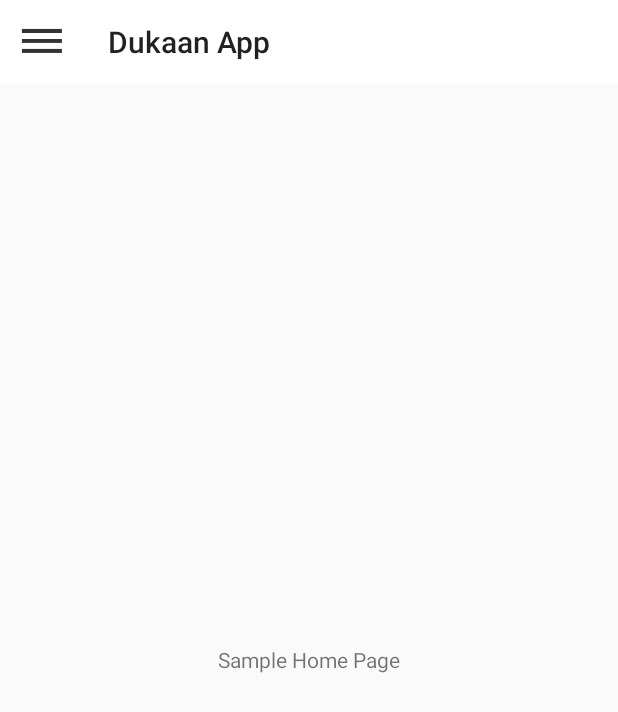
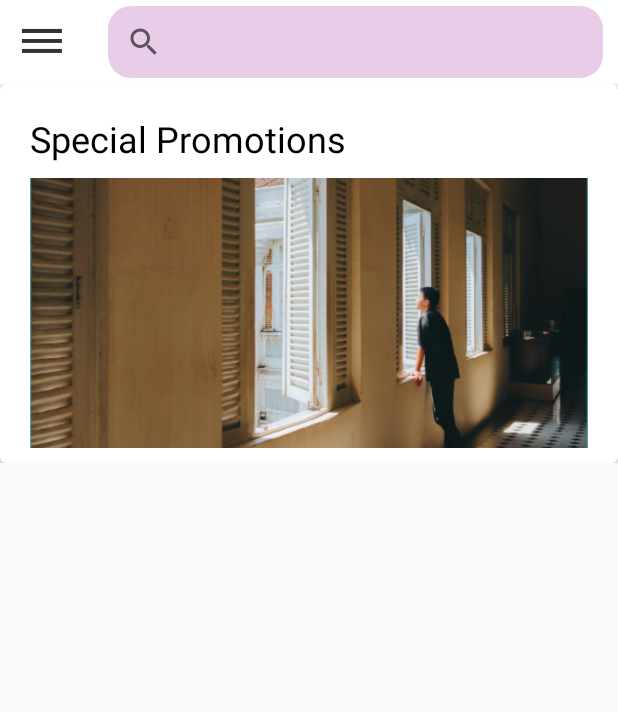
Before and after one commit to 03485072580/DukaanApp, an Android app: the screen it shows after launch once a user with an empty profile is signed in (HomePageActivity), on a phone screen of 412 x 824 dp. Shown: the top 712 px of the screen. Run offline under Robolectric (Android 15) with nearby library versions, the phone set to English and light mode, and no system bars; our stand-ins replace Firebase (no records; nobody signed in at launch, a user with empty details on screens opened directly).

Commit message:
Added Dukaan App

```diff
--- a/app/build.gradle
+++ b/app/build.gradle
@@ -25,6 +25,11 @@ dependencies {
     implementation 'com.android.support:support-annotations:27.1.1'
     implementation 'com.android.support:design:26.1.0'
     implementation 'com.google.firebase:firebase-auth:11.0.4'
+    //CardView In Android
+    implementation 'com.android.support:cardview-v7:26.1.0'
+    //CoolView ImageView Library
+    implementation 'com.ndroid:cool-view:1.0'
+
     testImplementation 'junit:junit:4.12'
     androidTestImplementation 'com.android.support.test:runner:1.0.2'
     androidTestImplementation 'com.android.support.test.espresso:espresso-core:3.0.2'
--- /dev/null
+++ b/app/src/main/java/com/example/fasih/dukaanapp/utils/ImageHelper.java
@@ -0,0 +1,38 @@
+package com.example.fasih.dukaanapp.utils;
+
+import android.graphics.Bitmap;
+import android.graphics.Canvas;
+import android.graphics.Paint;
+import android.graphics.PorterDuff;
+import android.graphics.PorterDuffXfermode;
+import android.graphics.Rect;
+import android.graphics.RectF;
+
+/**
+ * Created by Fasih on 11/16/18.
+ */
+
+public class ImageHelper {
+
+    public static Bitmap getRoundedCornerBitmap(Bitmap bitmap, int pixels) {
+        Bitmap output = Bitmap.createBitmap(bitmap.getWidth(), bitmap
+                .getHeight(), Bitmap.Config.ARGB_8888);
+        Canvas canvas = new Canvas(output);
+
+        final int color = 0xff424242;
+        final Paint paint = new Paint();
+        final Rect rect = new Rect(0, 0, bitmap.getWidth(), bitmap.getHeight());
+        final RectF rectF = new RectF(rect);
+        final float roundPx = pixels;
+
+        paint.setAntiAlias(true);
+        canvas.drawARGB(0, 0, 0, 0);
+        paint.setColor(color);
+        canvas.drawRoundRect(rectF, roundPx, roundPx, paint);
+
+        paint.setXfermode(new PorterDuffXfermode(PorterDuff.Mode.SRC_IN));
+        canvas.drawBitmap(bitmap, rect, rect, paint);
+
+        return output;
+    }
+}
--- /dev/null
+++ b/app/src/main/res/drawable/grey_borderless_background.xml
@@ -0,0 +1,13 @@
+<?xml version="1.0" encoding="utf-8"?>
+<layer-list xmlns:android="http://schemas.android.com/apk/res/android">
+
+    <item>
+
+        <shape android:shape="rectangle">
+
+            <corners android:radius="15dp" />
+            <solid android:color="@color/light_grey" />
+        </shape>
+    </item>
+
+</layer-list>
--- /dev/null
+++ b/app/src/main/res/drawable/rounded_corners.xml
@@ -0,0 +1,12 @@
+<?xml version="1.0" encoding="utf-8"?>
+<selector xmlns:android="http://schemas.android.com/apk/res/android">
+    <item>
+
+        <shape android:shape="rectangle">
+
+            <corners android:radius="55dp" />
+            <solid android:color="@color/white" />
+        </shape>
+    </item>
+
+</selector>
--- a/app/src/main/res/layout/activity_page_home.xml
+++ b/app/src/main/res/layout/activity_page_home.xml
@@ -22,20 +22,28 @@
                 android:layout_height="wrap_content">
 
                 <!--Toolbar-->
-                <include layout="@layout/top_toolbar" />
+                <include layout="@layout/snippet_topbar_search" />
             </RelativeLayout>
 
             <RelativeLayout
+                android:id="@+id/relLayout2"
                 android:layout_width="match_parent"
-                android:layout_height="match_parent"
-                android:layout_below="@id/relLayout1">
+                android:layout_height="wrap_content"
+                android:layout_below="@+id/relLayout1">
 
-                <!--Snippet Home Page Central Design -->
-                <TextView
-                    android:layout_width="wrap_content"
-                    android:layout_height="wrap_content"
-                    android:layout_centerInParent="true"
-                    android:text="Sample Home Page" />
+                <!---Middle Section-->
+                <include layout="@layout/snippet_middle_promotions" />
+
+            </RelativeLayout>
+
+            <RelativeLayout
+                android:id="@+id/relLayout3"
+                android:layout_width="match_parent"
+                android:layout_height="wrap_content"
+                android:layout_below="@id/relLayout2">
+
+                <!--Snippet Categories  -->
+
 
             </RelativeLayout>
 
--- /dev/null
+++ b/app/src/main/res/layout/snippet_middle_category_section.xml
@@ -0,0 +1,7 @@
+<?xml version="1.0" encoding="utf-8"?>
+<merge xmlns:android="http://schemas.android.com/apk/res/android"
+    android:layout_width="match_parent"
+    android:layout_height="match_parent">
+
+
+</merge>
--- /dev/null
+++ b/app/src/main/res/layout/snippet_middle_promotions.xml
@@ -0,0 +1,43 @@
+<?xml version="1.0" encoding="utf-8"?>
+<merge xmlns:android="http://schemas.android.com/apk/res/android"
+    android:layout_width="match_parent"
+    android:layout_height="match_parent">
+
+    <android.support.v7.widget.CardView xmlns:card_view="http://schemas.android.com/apk/res-auto"
+        android:id="@+id/card_view"
+        android:layout_width="match_parent"
+        android:layout_height="wrap_content"
+        card_view:cardCornerRadius="4dp"
+        card_view:contentPadding="10dp">
+
+        <RelativeLayout
+            android:layout_width="match_parent"
+            android:layout_height="wrap_content">
+
+            <TextView
+                android:id="@+id/tvpromotion"
+                android:layout_width="wrap_content"
+                android:layout_height="wrap_content"
+                android:layout_marginBottom="10dp"
+                android:layout_marginEnd="10dp"
+                android:layout_marginStart="10dp"
+                android:layout_marginTop="10dp"
+                android:text="Special Promotions"
+                android:textColor="@color/black"
+                android:textSize="24sp" />
+
+            <ImageView
+                android:id="@+id/dailyPromotions"
+                android:layout_width="match_parent"
+                android:layout_height="180dp"
+                android:layout_below="@+id/tvpromotion"
+                android:layout_marginEnd="10dp"
+                android:layout_marginStart="10dp"
+                android:scaleType="centerCrop"
+                android:src="@drawable/test" />
+        </RelativeLayout>
+
+
+    </android.support.v7.widget.CardView>
+
+</merge>
--- /dev/null
+++ b/app/src/main/res/layout/snippet_topbar_search.xml
@@ -0,0 +1,34 @@
+<?xml version="1.0" encoding="utf-8"?>
+<merge xmlns:android="http://schemas.android.com/apk/res/android"
+    xmlns:app="http://schemas.android.com/apk/res-auto"
+    android:layout_width="match_parent"
+    android:layout_height="match_parent">
+
+    <android.support.v7.widget.ActionBarContainer
+        android:layout_width="match_parent"
+        android:layout_height="?attr/actionBarSize"
+        android:layout_alignParentTop="true">
+
+        <android.support.v7.widget.Toolbar
+            android:id="@+id/toolbar"
+            android:layout_width="match_parent"
+            android:layout_height="wrap_content"
+            android:background="@drawable/top_toolbar_standard_1">
+
+            <android.support.v7.widget.SearchView
+                android:id="@+id/search_view"
+                android:layout_width="match_parent"
+                android:layout_height="wrap_content"
+                android:layout_marginEnd="10dp"
+                android:layout_marginStart="10dp"
+                android:background="@drawable/grey_borderless_background"
+                android:inputType="text"
+                app:queryHint="Type Here">
+
+            </android.support.v7.widget.SearchView>
+
+        </android.support.v7.widget.Toolbar>
+
+    </android.support.v7.widget.ActionBarContainer>
+
+</merge>
--- a/app/src/main/res/values/colors.xml
+++ b/app/src/main/res/values/colors.xml
@@ -6,4 +6,5 @@
     <color name="black">#000000</color>
     <color name="white">#ffffff</color>
     <color name="grey">#808080</color>
+    <color name="light_grey">#4a4a</color>
 </resources>
```
Also changed, not shown: app/src/main/res/layout/layout_top_toolbar.xml (renamed from app/src/main/res/layout/top_toolbar.xml).
